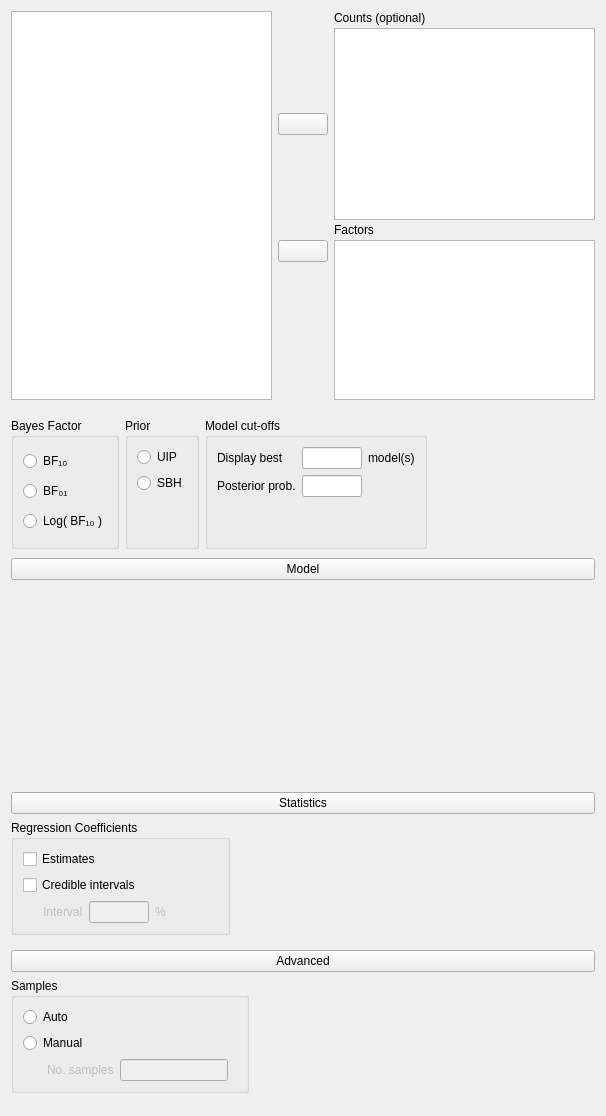
This is JASP-Desktop/analysisforms/regressionloglinearbayesianform.ui in jasp-stats/jasp-desktop as Qt 5 draws it before an edit. The edited form follows.
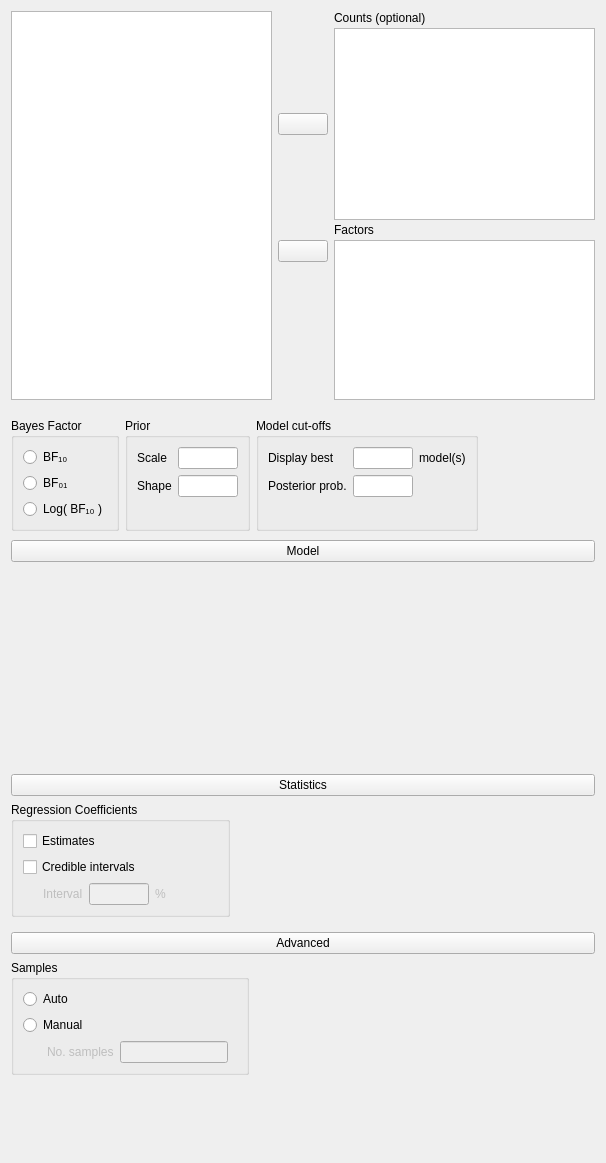
This is the edited form. Custom widgets are drawn as their Qt base class.

Commit message:
B Log Lin: Added shape and scale prior parameters
Closes #1043

What changed in the file:
```diff
--- a/JASP-Desktop/analysisforms/regressionloglinearbayesianform.ui
+++ b/JASP-Desktop/analysisforms/regressionloglinearbayesianform.ui
@@ -7,7 +7,7 @@
     <x>0</x>
     <y>0</y>
     <width>606</width>
-    <height>988</height>
+    <height>1163</height>
    </rect>
   </property>
   <property name="sizePolicy">
@@ -41,6 +41,62 @@
       <property name="bottomMargin">
        <number>0</number>
       </property>
+      <item row="0" column="1">
+       <widget class="BoundGroupBox" name="priorType">
+        <property name="title">
+         <string>Prior</string>
+        </property>
+        <layout class="QGridLayout" name="gridLayout_2">
+         <item row="1" column="0">
+          <widget class="QLabel" name="label_10">
+           <property name="text">
+            <string>Shape</string>
+           </property>
+          </widget>
+         </item>
+         <item row="1" column="1">
+          <widget class="BoundTextBox" name="priorShape">
+           <property name="maximumSize">
+            <size>
+             <width>60</width>
+             <height>16777215</height>
+            </size>
+           </property>
+          </widget>
+         </item>
+         <item row="0" column="0">
+          <widget class="QLabel" name="label_9">
+           <property name="text">
+            <string>Scale</string>
+           </property>
+          </widget>
+         </item>
+         <item row="0" column="1">
+          <widget class="BoundTextBox" name="priorScale">
+           <property name="maximumSize">
+            <size>
+             <width>60</width>
+             <height>16777215</height>
+            </size>
+           </property>
+          </widget>
+         </item>
+         <item row="2" column="0" colspan="2">
+          <spacer name="verticalSpacer">
+           <property name="orientation">
+            <enum>Qt::Vertical</enum>
+           </property>
+           <property name="sizeHint" stdset="0">
+            <size>
+             <width>20</width>
+             <height>0</height>
+            </size>
+           </property>
+          </spacer>
+         </item>
+        </layout>
+       </widget>
+      </item>
       <item row="0" column="0">
        <widget class="BoundGroupBox" name="bayesFactorType">
         <property name="title">
@@ -71,6 +127,19 @@
            </property>
           </widget>
          </item>
+         <item row="3" column="0">
+          <spacer name="verticalSpacer_5">
+           <property name="orientation">
+            <enum>Qt::Vertical</enum>
+           </property>
+           <property name="sizeHint" stdset="0">
+            <size>
+             <width>20</width>
+             <height>0</height>
+            </size>
+           </property>
+          </spacer>
+         </item>
         </layout>
        </widget>
       </item>
@@ -129,7 +198,7 @@
            <property name="sizeHint" stdset="0">
             <size>
              <width>20</width>
-             <height>40</height>
+             <height>0</height>
             </size>
            </property>
           </spacer>
@@ -137,42 +206,6 @@
         </layout>
        </widget>
       </item>
-      <item row="0" column="1">
-       <widget class="BoundGroupBox" name="priorType">
-        <property name="title">
-         <string>Prior</string>
-        </property>
-        <layout class="QGridLayout" name="gridLayout_2">
-         <item row="2" column="0">
-          <spacer name="verticalSpacer">
-           <property name="orientation">
-            <enum>Qt::Vertical</enum>
-           </property>
-           <property name="sizeHint" stdset="0">
-            <size>
-             <width>20</width>
-             <height>40</height>
-            </size>
-           </property>
-          </spacer>
-         </item>
-         <item row="1" column="0">
-          <widget class="QRadioButton" name="_2SBH">
-           <property name="text">
-            <string>SBH</string>
-           </property>
-          </widget>
-         </item>
-         <item row="0" column="0">
-          <widget class="QRadioButton" name="_1UIP">
-           <property name="text">
-            <string>UIP</string>
-           </property>
-          </widget>
-         </item>
-        </layout>
-       </widget>
-      </item>
      </layout>
     </widget>
    </item>
@@ -697,6 +730,16 @@
    <header>widgets/boundgroupbox.h</header>
    <container>1</container>
   </customwidget>
+  <customwidget>
+   <class>BoundCheckBox</class>
+   <extends>QCheckBox</extends>
+   <header>widgets/boundcheckbox.h</header>
+  </customwidget>
+  <customwidget>
+   <class>boundSingleItemView</class>
+   <extends>QListView</extends>
+   <header>widgets/boundsingleitemview.h</header>
+  </customwidget>
   <customwidget>
    <class>ExpanderButton</class>
    <extends>QPushButton</extends>
@@ -708,16 +751,6 @@
    <header>widgets/anovamodelwidget.h</header>
    <container>1</container>
   </customwidget>
-  <customwidget>
-   <class>boundSingleItemView</class>
-   <extends>QListView</extends>
-   <header>widgets/boundsingleitemview.h</header>
-  </customwidget>
-  <customwidget>
-   <class>BoundCheckBox</class>
-   <extends>QCheckBox</extends>
-   <header>widgets/boundcheckbox.h</header>
-  </customwidget>
  </customwidgets>
  <resources/>
  <connections>
```
Left out of the diff: 20 changed lines with no effect on the pictures. The commit also changes 1 other file.
